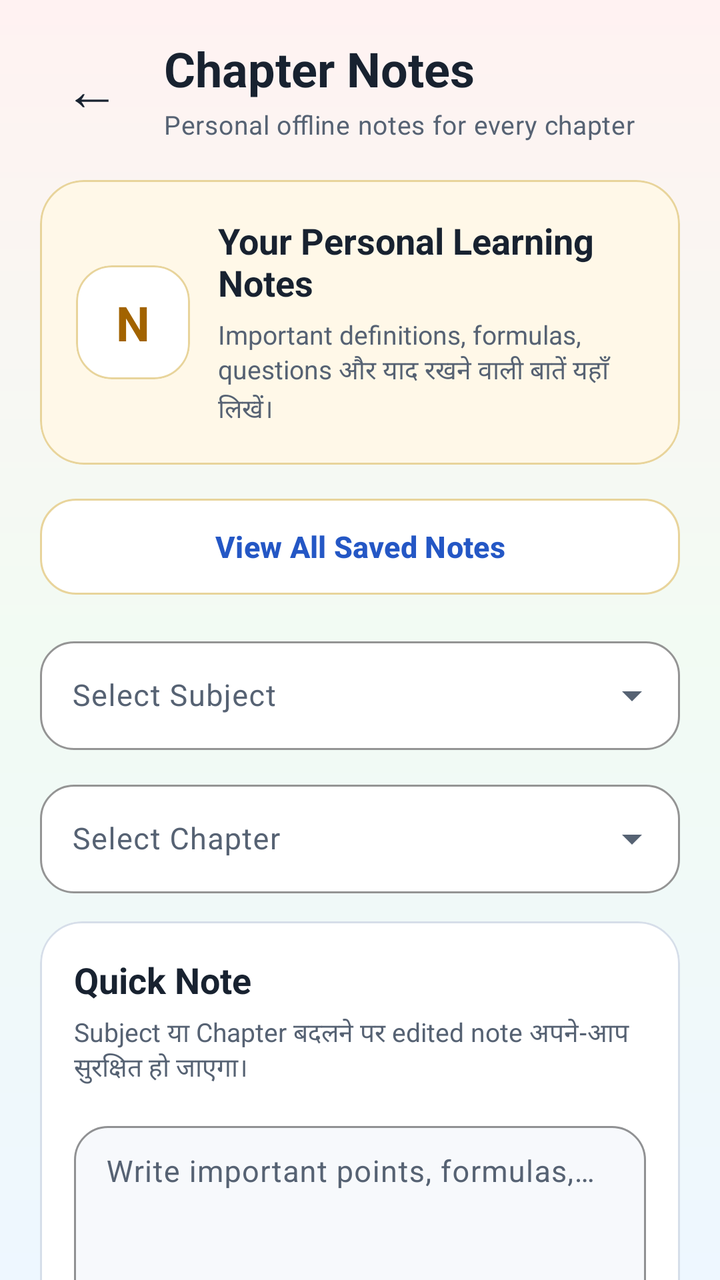
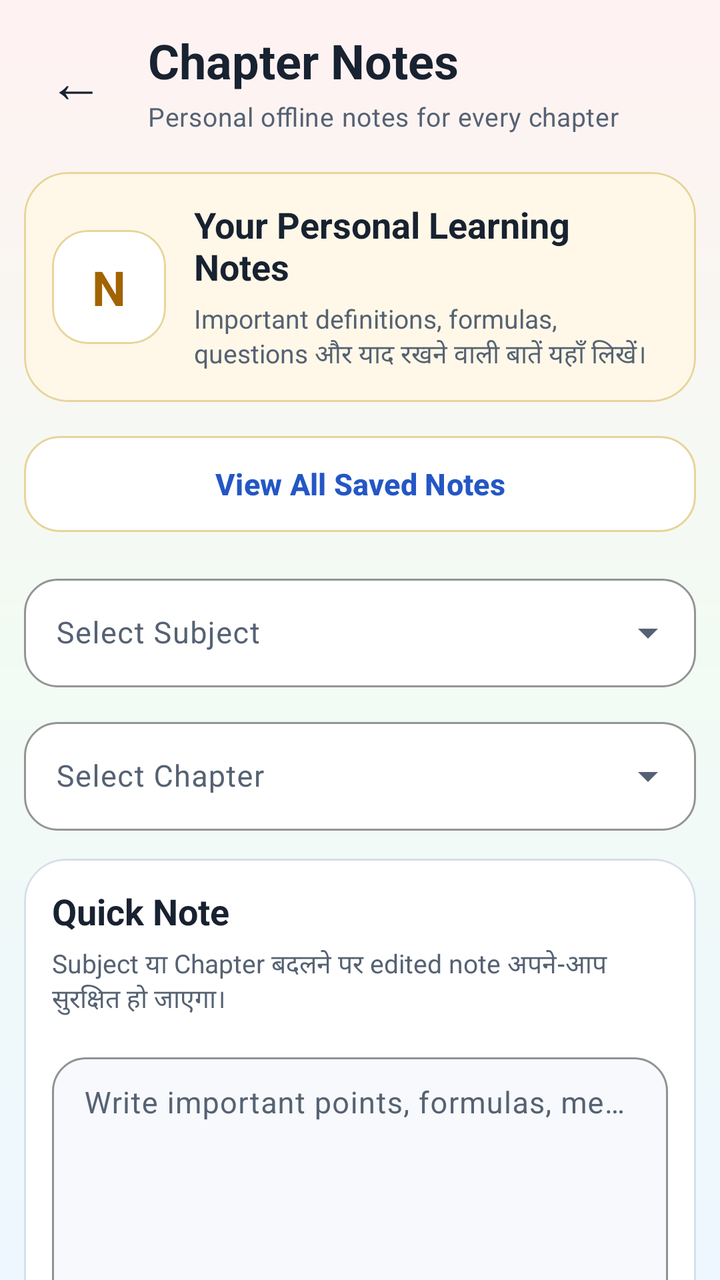

Before-and-after screenshots of an Android layout around one commit, followed by the original layout XML and the change that was made.
<!-- AndroidManifest.xml: application theme Theme.StudySaathi -->
<!-- res/layout/activity_chapter_notes.xml -->
<?xml version="1.0" encoding="utf-8"?>
<androidx.coordinatorlayout.widget.CoordinatorLayout xmlns:android="http://schemas.android.com/apk/res/android"
    xmlns:app="http://schemas.android.com/apk/res-auto"
    android:id="@+id/chapterNotesRoot"
    android:layout_width="match_parent"
    android:layout_height="match_parent"
    android:background="@drawable/bg_app_soft_mix">

    <androidx.core.widget.NestedScrollView
        android:id="@+id/contentChapterNotes"
        android:layout_width="match_parent"
        android:layout_height="match_parent"
        android:clipToPadding="false"
        android:fillViewport="true"
        android:overScrollMode="never">

        <LinearLayout
            android:layout_width="match_parent"
            android:layout_height="wrap_content"
            android:orientation="vertical"
            android:paddingStart="20dp"
            android:paddingTop="18dp"
            android:paddingEnd="20dp"
            android:paddingBottom="38dp">

            <LinearLayout
                android:layout_width="match_parent"
                android:layout_height="wrap_content"
                android:gravity="center_vertical"
                android:orientation="horizontal">

                <com.google.android.material.button.MaterialButton
                    android:id="@+id/buttonBack"
                    style="@style/Widget.Material3.Button.TextButton"
                    android:layout_width="52dp"
                    android:layout_height="52dp"
                    android:contentDescription="@string/back"
                    android:insetLeft="0dp"
                    android:insetTop="0dp"
                    android:insetRight="0dp"
                    android:insetBottom="0dp"
                    android:minWidth="0dp"
                    android:text="←"
                    android:textColor="@color/ss_text_primary"
                    android:textSize="28sp"
                    app:cornerRadius="16dp" />

                <LinearLayout
                    android:layout_width="0dp"
                    android:layout_height="wrap_content"
                    android:layout_marginStart="10dp"
                    android:layout_weight="1"
                    android:orientation="vertical">

                    <TextView
                        style="@style/TextAppearance.StudySaathi.Heading"
                        android:layout_width="match_parent"
                        android:layout_height="wrap_content"
                        android:text="@string/chapter_notes_title"
                        android:textSize="24sp" />

                    <TextView
                        android:id="@+id/textNotesStudent"
                        style="@style/TextAppearance.StudySaathi.Body"
                        android:layout_width="match_parent"
                        android:layout_height="wrap_content"
                        android:layout_marginTop="3dp"
                        android:text="@string/chapter_notes_subtitle"
                        android:textSize="13sp" />

                </LinearLayout>

            </LinearLayout>

            <com.google.android.material.card.MaterialCardView
                android:layout_width="match_parent"
                android:layout_height="wrap_content"
                android:layout_marginTop="19dp"
                app:cardBackgroundColor="@color/ss_yellow_soft"
                app:cardCornerRadius="22dp"
                app:cardElevation="0dp"
                app:strokeColor="@color/ss_yellow_border"
                app:strokeWidth="1dp">

                <LinearLayout
                    android:layout_width="match_parent"
                    android:layout_height="wrap_content"
                    android:gravity="center_vertical"
                    android:orientation="horizontal"
                    android:padding="18dp">

                    <com.google.android.material.card.MaterialCardView
                        android:layout_width="57dp"
                        android:layout_height="57dp"
                        app:cardBackgroundColor="@color/ss_surface"
                        app:cardCornerRadius="18dp"
                        app:cardElevation="0dp"
                        app:strokeColor="@color/ss_yellow_border"
                        app:strokeWidth="1dp">

                        <TextView
                            android:layout_width="match_parent"
                            android:layout_height="match_parent"
                            android:fontFamily="sans-serif-rounded"
                            android:gravity="center"
                            android:text="N"
                            android:textColor="@color/ss_warning"
                            android:textSize="24sp"
                            android:textStyle="bold" />

                    </com.google.android.material.card.MaterialCardView>

                    <LinearLayout
                        android:layout_width="0dp"
                        android:layout_height="wrap_content"
                        android:layout_marginStart="14dp"
                        android:layout_weight="1"
                        android:orientation="vertical">

                        <TextView
                            android:layout_width="match_parent"
                            android:layout_height="wrap_content"
                            android:fontFamily="sans-serif-rounded"
                            android:text="@string/chapter_notes_card_title"
                            android:textColor="@color/ss_text_primary"
                            android:textSize="18sp"
                            android:textStyle="bold" />

                        <TextView
                            android:layout_width="match_parent"
                            android:layout_height="wrap_content"
                            android:layout_marginTop="5dp"
                            android:fontFamily="sans-serif"
                            android:lineSpacingExtra="2dp"
                            android:text="@string/chapter_notes_card_description"
                            android:textColor="@color/ss_text_secondary"
                            android:textSize="13sp" />

                    </LinearLayout>

                </LinearLayout>

            </com.google.android.material.card.MaterialCardView>

            <com.google.android.material.button.MaterialButton
                android:id="@+id/buttonViewAllNotes"
                style="@style/Widget.StudySaathi.Button.Outlined"
                android:layout_width="match_parent"
                android:layout_height="wrap_content"
                android:layout_marginTop="13dp"
                android:enabled="false"
                android:text="@string/chapter_notes_view_all"
                android:textAllCaps="false"
                android:textSize="15sp"
                app:backgroundTint="@color/ss_surface"
                app:strokeColor="@color/ss_yellow_border" />

            <com.google.android.material.textfield.TextInputLayout
                style="@style/Widget.Material3.TextInputLayout.OutlinedBox.ExposedDropdownMenu"
                android:layout_width="match_parent"
                android:layout_height="wrap_content"
                android:layout_marginTop="14dp"
                android:hint="@string/chapter_notes_subject_label"
                app:boxBackgroundColor="@color/ss_surface"
                app:boxCornerRadiusBottomEnd="17dp"
                app:boxCornerRadiusBottomStart="17dp"
                app:boxCornerRadiusTopEnd="17dp"
                app:boxCornerRadiusTopStart="17dp"
                app:boxStrokeColor="@color/ss_primary">

                <com.google.android.material.textfield.MaterialAutoCompleteTextView
                    android:id="@+id/dropdownNoteSubject"
                    android:layout_width="match_parent"
                    android:layout_height="wrap_content"
                    android:fontFamily="sans-serif"
                    android:inputType="none"
                    android:textColor="@color/ss_text_primary"
                    android:textSize="15sp" />

            </com.google.android.material.textfield.TextInputLayout>

            <com.google.android.material.textfield.TextInputLayout
                style="@style/Widget.Material3.TextInputLayout.OutlinedBox.ExposedDropdownMenu"
                android:layout_width="match_parent"
                android:layout_height="wrap_content"
                android:layout_marginTop="12dp"
                android:hint="@string/chapter_notes_chapter_label"
                app:boxBackgroundColor="@color/ss_surface"
                app:boxCornerRadiusBottomEnd="17dp"
                app:boxCornerRadiusBottomStart="17dp"
                app:boxCornerRadiusTopEnd="17dp"
                app:boxCornerRadiusTopStart="17dp"
                app:boxStrokeColor="@color/ss_primary">

                <com.google.android.material.textfield.MaterialAutoCompleteTextView
                    android:id="@+id/dropdownNoteChapter"
                    android:layout_width="match_parent"
                    android:layout_height="wrap_content"
                    android:fontFamily="sans-serif"
                    android:inputType="none"
                    android:textColor="@color/ss_text_primary"
                    android:textSize="15sp" />

            </com.google.android.material.textfield.TextInputLayout>

            <com.google.android.material.card.MaterialCardView
                android:id="@+id/cardNoteEditor"
                android:layout_width="match_parent"
                android:layout_height="wrap_content"
                android:layout_marginTop="14dp"
                app:cardBackgroundColor="@color/ss_surface"
                app:cardCornerRadius="21dp"
                app:cardElevation="0dp"
                app:strokeColor="@color/ss_outline"
                app:strokeWidth="1dp">

                <LinearLayout
                    android:layout_width="match_parent"
                    android:layout_height="wrap_content"
                    android:orientation="vertical"
                    android:padding="17dp">

                    <TextView
                        android:layout_width="match_parent"
                        android:layout_height="wrap_content"
                        android:fontFamily="sans-serif-rounded"
                        android:text="@string/chapter_notes_editor_title"
                        android:textColor="@color/ss_text_primary"
                        android:textSize="18sp"
                        android:textStyle="bold" />

                    <TextView
                        android:layout_width="match_parent"
                        android:layout_height="wrap_content"
                        android:layout_marginTop="5dp"
                        android:fontFamily="sans-serif"
                        android:text="@string/chapter_notes_editor_description"
                        android:textColor="@color/ss_text_secondary"
                        android:textSize="13sp" />

                    <com.google.android.material.textfield.TextInputLayout
                        style="@style/Widget.Material3.TextInputLayout.OutlinedBox"
                        android:layout_width="match_parent"
                        android:layout_height="wrap_content"
                        android:layout_marginTop="14dp"
                        android:hint="@string/chapter_notes_hint"
                        app:boxBackgroundColor="@color/ss_background"
                        app:boxCornerRadiusBottomEnd="17dp"
                        app:boxCornerRadiusBottomStart="17dp"
                        app:boxCornerRadiusTopEnd="17dp"
                        app:boxCornerRadiusTopStart="17dp"
                        app:boxStrokeColor="@color/ss_primary">

                        <com.google.android.material.textfield.TextInputEditText
                            android:id="@+id/editChapterNote"
                            android:layout_width="match_parent"
                            android:layout_height="230dp"
                            android:fontFamily="sans-serif"
                            android:gravity="start|top"
                            android:inputType="textCapSentences|textMultiLine"
                            android:maxLength="3000"
                            android:paddingTop="14dp"
                            android:scrollbars="vertical"
                            android:textColor="@color/ss_text_primary"
                            android:textSize="15sp" />

                    </com.google.android.material.textfield.TextInputLayout>

                    <TextView
                        android:id="@+id/textNoteCharacterCount"
                        android:layout_width="match_parent"
                        android:layout_height="wrap_content"
                        android:layout_marginTop="7dp"
                        android:fontFamily="sans-serif"
                        android:gravity="end"
                        android:text="0 / 3000"
                        android:textColor="@color/ss_text_muted"
                        android:textSize="11sp" />

                    <com.google.android.material.button.MaterialButton
                        android:id="@+id/buttonSaveNote"
                        style="@style/Widget.StudySaathi.Button.Primary"
                        android:layout_width="match_parent"
                        android:layout_height="wrap_content"
                        android:layout_marginTop="15dp"
                        android:text="@string/chapter_notes_save"
                        android:textAllCaps="false"
                        android:textSize="15sp" />

                    <LinearLayout
                        android:layout_width="match_parent"
                        android:layout_height="wrap_content"
                        android:layout_marginTop="11dp"
                        android:orientation="horizontal">

                        <com.google.android.material.button.MaterialButton
                            android:id="@+id/buttonClearNote"
                            style="@style/Widget.StudySaathi.Button.Outlined"
                            android:layout_width="0dp"
                            android:layout_height="wrap_content"
                            android:layout_marginEnd="6dp"
                            android:layout_weight="1"
                            android:text="@string/chapter_notes_clear"
                            android:textAllCaps="false"
                            android:textColor="@color/ss_error"
                            app:backgroundTint="@color/ss_red_soft"
                            app:strokeColor="@color/ss_red_border" />

                        <com.google.android.material.button.MaterialButton
                            android:id="@+id/buttonOpenLesson"
                            style="@style/Widget.StudySaathi.Button.Outlined"
                            android:layout_width="0dp"
                            android:layout_height="wrap_content"
                            android:layout_marginStart="6dp"
                            android:layout_weight="1"
                            android:text="@string/chapter_notes_open_lesson"
                            android:textAllCaps="false" />

                    </LinearLayout>

                </LinearLayout>

            </com.google.android.material.card.MaterialCardView>

            <com.google.android.material.card.MaterialCardView
                android:id="@+id/cardNotesUnavailable"
                android:layout_width="match_parent"
                android:layout_height="wrap_content"
                android:layout_marginTop="14dp"
                android:visibility="gone"
                app:cardBackgroundColor="@color/ss_surface"
                app:cardCornerRadius="21dp"
                app:cardElevation="0dp"
                app:strokeColor="@color/ss_outline"
                app:strokeWidth="1dp">

                <TextView
                    android:id="@+id/textNotesUnavailable"
                    android:layout_width="match_parent"
                    android:layout_height="wrap_content"
                    android:fontFamily="sans-serif"
                    android:gravity="center"
                    android:lineSpacingExtra="2dp"
                    android:padding="24dp"
                    android:text="@string/chapter_notes_no_chapters"
                    android:textColor="@color/ss_text_secondary"
                    android:textSize="14sp" />

            </com.google.android.material.card.MaterialCardView>

        </LinearLayout>

    </androidx.core.widget.NestedScrollView>

    <com.google.android.material.progressindicator.CircularProgressIndicator
        android:id="@+id/progressChapterNotes"
        android:layout_width="48dp"
        android:layout_height="48dp"
        android:layout_gravity="center"
        android:visibility="gone"
        app:indicatorColor="@color/ss_primary"
        app:indicatorSize="48dp"
        app:trackColor="@color/ss_blue_soft"
        app:trackThickness="5dp" />

</androidx.coordinatorlayout.widget.CoordinatorLayout>
<!-- resources referenced by this layout -->
<resources>
  <color name="ss_background">#F7F9FC</color>
  <color name="ss_blue_soft">#EAF2FF</color>
  <color name="ss_error">#BA1A1A</color>
  <color name="ss_outline">#D6DEE9</color>
  <color name="ss_primary">#2457C5</color>
  <color name="ss_red_border">#E9BDBD</color>
  <color name="ss_red_soft">#FFF0F0</color>
  <color name="ss_surface">#FFFFFF</color>
  <color name="ss_text_muted">#7B8797</color>
  <color name="ss_text_primary">#182230</color>
  <color name="ss_text_secondary">#566273</color>
  <color name="ss_warning">#A26300</color>
  <color name="ss_yellow_border">#E8D49B</color>
  <color name="ss_yellow_soft">#FFF8E8</color>
  <string name="back">Back</string>
  <string name="chapter_notes_card_description">
          Important definitions, formulas, questions और याद रखने वाली बातें यहाँ लिखें।
      </string>
  <string name="chapter_notes_card_title">
          Your Personal Learning Notes
      </string>
  <string name="chapter_notes_chapter_label">
          Select Chapter
      </string>
  <string name="chapter_notes_clear">
          Clear Note
      </string>
  <string name="chapter_notes_editor_description">
          Subject या Chapter बदलने पर edited note अपने-आप सुरक्षित हो जाएगा।
      </string>
  <string name="chapter_notes_editor_title">
          Quick Note
      </string>
  <string name="chapter_notes_hint">
          Write important points, formulas, meanings or questions…
      </string>
  <string name="chapter_notes_no_chapters">
          चुने हुए Subject के chapters अभी उपलब्ध नहीं हैं।
      </string>
  <string name="chapter_notes_open_lesson">
          Open Lesson
      </string>
  <string name="chapter_notes_save">
          Save Note
      </string>
  <string name="chapter_notes_subject_label">
          Select Subject
      </string>
  <string name="chapter_notes_subtitle">
          Personal offline notes for every chapter
      </string>
  <string name="chapter_notes_title">
          Chapter Notes
      </string>
  <string name="chapter_notes_view_all">
          View All Saved Notes
      </string>
  <style name="TextAppearance.StudySaathi.Body" parent="TextAppearance.Material3.BodyMedium">
          <item name="android:fontFamily">sans-serif</item>
          <item name="fontFamily">sans-serif</item>
          <item name="android:textColor">@color/ss_text_secondary</item>
      </style>
  <style name="TextAppearance.StudySaathi.Heading" parent="TextAppearance.Material3.HeadlineSmall">
          <item name="android:fontFamily">sans-serif-rounded</item>
          <item name="fontFamily">sans-serif-rounded</item>
          <item name="android:textStyle">bold</item>
          <item name="android:textColor">@color/ss_text_primary</item>
      </style>
  <style name="Widget.StudySaathi.Button.Primary" parent="Widget.Material3.Button">
          <item name="cornerRadius">18dp</item>
          <item name="android:minHeight">56dp</item>
          <item name="android:textStyle">bold</item>
          <item name="backgroundTint">@color/ss_primary</item>
          <item name="android:textColor">@color/ss_on_primary</item>
      </style>
  <color name="ss_outline_strong">#B9C5D5</color>
  <color name="ss_on_primary">#FFFFFF</color>
  <color name="ss_primary_dark">#173F99</color>
  <color name="ss_secondary">#087F8C</color>
  <color name="ss_on_secondary">#FFFFFF</color>
  <color name="ss_teal_soft">#EAF8F8</color>
  <color name="ss_tertiary">#8A5A00</color>
  <color name="ss_on_tertiary">#FFFFFF</color>
  <color name="ss_surface_soft">#F0F4FA</color>
  <color name="white">#FFFFFFFF</color>
  <!-- unchanged entries left out for length: 3 -->
</resources>

<!-- the commit's change to res/layout/activity_chapter_notes.xml (unified diff, before → after) -->
@@ -18,10 +18,10 @@
             android:layout_width="match_parent"
             android:layout_height="wrap_content"
             android:orientation="vertical"
-            android:paddingStart="20dp"
-            android:paddingTop="18dp"
-            android:paddingEnd="20dp"
-            android:paddingBottom="38dp">
+            android:paddingStart="12dp"
+            android:paddingTop="14dp"
+            android:paddingEnd="12dp"
+            android:paddingBottom="12dp">
 
             <LinearLayout
                 android:layout_width="match_parent"
@@ -87,7 +87,7 @@
                     android:layout_height="wrap_content"
                     android:gravity="center_vertical"
                     android:orientation="horizontal"
-                    android:padding="18dp">
+                    android:padding="14dp">
 
                     <com.google.android.material.card.MaterialCardView
                         android:layout_width="57dp"
@@ -172,6 +172,10 @@
                     android:id="@+id/dropdownNoteSubject"
                     android:layout_width="match_parent"
                     android:layout_height="wrap_content"
+                    android:dropDownHeight="320dp"
+                    android:popupElevation="8dp"
+                    android:popupBackground="@drawable/bg_professional_dropdown_popup"
+                    android:verticalOffset="6dp"
                     android:fontFamily="sans-serif"
                     android:inputType="none"
                     android:textColor="@color/ss_text_primary"
@@ -196,6 +200,10 @@
                     android:id="@+id/dropdownNoteChapter"
                     android:layout_width="match_parent"
                     android:layout_height="wrap_content"
+                    android:dropDownHeight="320dp"
+                    android:popupElevation="8dp"
+                    android:popupBackground="@drawable/bg_professional_dropdown_popup"
+                    android:verticalOffset="6dp"
                     android:fontFamily="sans-serif"
                     android:inputType="none"
                     android:textColor="@color/ss_text_primary"
@@ -218,7 +226,7 @@
                     android:layout_width="match_parent"
                     android:layout_height="wrap_content"
                     android:orientation="vertical"
-                    android:padding="17dp">
+                    android:padding="14dp">
 
                     <TextView
                         android:layout_width="match_parent"
@@ -341,7 +349,7 @@
                     android:fontFamily="sans-serif"
                     android:gravity="center"
                     android:lineSpacingExtra="2dp"
-                    android:padding="24dp"
+                    android:padding="12dp"
                     android:text="@string/chapter_notes_no_chapters"
                     android:textColor="@color/ss_text_secondary"
                     android:textSize="14sp" />
<!-- resource entries referenced after the edit -->
@@ -14,6 +14,21 @@
   <color name="ss_warning">#A26300</color>
   <color name="ss_yellow_border">#E8D49B</color>
   <color name="ss_yellow_soft">#FFF8E8</color>
+  <!-- drawable bg_professional_dropdown_popup (drawable) -->
+  <?xml version="1.0" encoding="utf-8"?>
+  <shape xmlns:android="http://schemas.android.com/apk/res/android"
+      android:shape="rectangle">
+      <solid android:color="@color/ss_surface" />
+      <corners android:radius="16dp" />
+      <stroke
+          android:width="1dp"
+          android:color="@color/ss_outline" />
+      <padding
+          android:left="4dp"
+          android:top="6dp"
+          android:right="4dp"
+          android:bottom="6dp" />
+  </shape>
   <string name="back">Back</string>
   <string name="chapter_notes_card_description">
           Important definitions, formulas, questions और याद रखने वाली बातें यहाँ लिखें।
